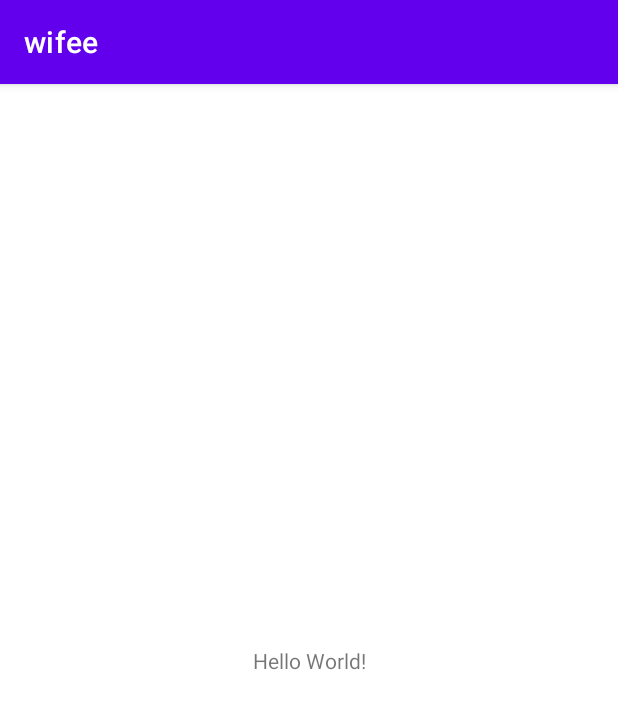
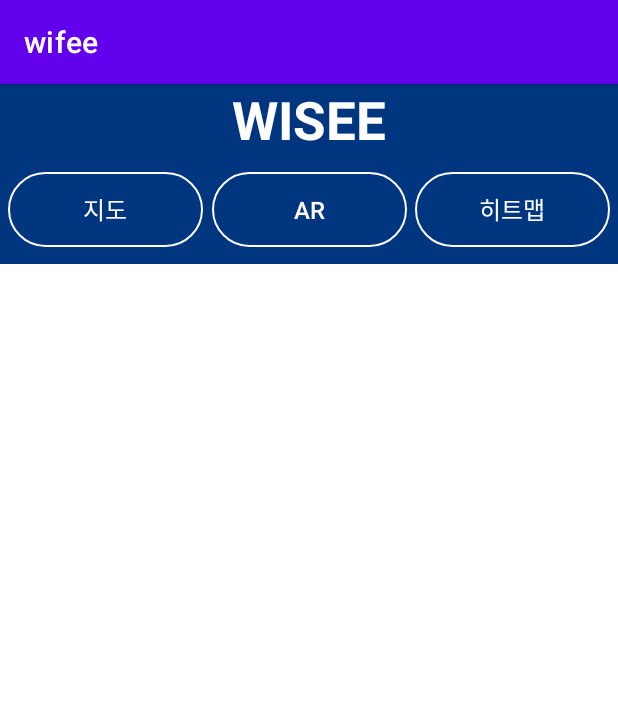
Before and after one commit to 99andrew99/wisee, an Android app: the screen it shows after launch (MainActivity), on a phone screen of 412 x 824 dp. Shown: the top 709 px of the screen. Run offline under Robolectric (Android 15) with nearby library versions, the phone set to English and light mode, and no system bars.

Commit message:
메인화면 커밋

```diff
--- /dev/null
+++ b/app/src/main/res/drawable/ar_icon.xml
@@ -0,0 +1,5 @@
+<vector android:height="30dp" android:tint="#FFFFFF"
+    android:viewportHeight="24" android:viewportWidth="24"
+    android:width="30dp" xmlns:android="http://schemas.android.com/apk/res/android">
+    <path android:fillColor="@android:color/white" android:pathData="M18.25,7.6l-5.5,-3.18c-0.46,-0.27 -1.04,-0.27 -1.5,0L5.75,7.6c-0.46,0.27 -0.75,0.76 -0.75,1.3v6.35c0,0.54 0.29,1.03 0.75,1.3l5.5,3.18c0.46,0.27 1.04,0.27 1.5,0l5.5,-3.18c0.46,-0.27 0.75,-0.76 0.75,-1.3L19,8.9c0,-0.54 -0.29,-1.03 -0.75,-1.3zM7,14.96v-4.62l4,2.32v4.61l-4,-2.31zM12,10.93L8,8.61l4,-2.31 4,2.31 -4,2.32zM13,17.27v-4.61l4,-2.32v4.62l-4,2.31zM7,2L3.5,2C2.67,2 2,2.67 2,3.5L2,7h2L4,4h3L7,2zM17,2h3.5c0.83,0 1.5,0.67 1.5,1.5L22,7h-2L20,4h-3L17,2zM7,22L3.5,22c-0.83,0 -1.5,-0.67 -1.5,-1.5L2,17h2v3h3v2zM17,22h3.5c0.83,0 1.5,-0.67 1.5,-1.5L22,17h-2v3h-3v2z"/>
+</vector>
--- /dev/null
+++ b/app/src/main/res/drawable/button_round.xml
@@ -0,0 +1,13 @@
+<shape xmlns:android="http://schemas.android.com/apk/res/android"
+    android:padding="10dp"
+    android:shape="rectangle" >
+    <solid android:color="#00FFFFFF" />
+    <stroke
+        android:width="1.5dp"
+        android:color="#FFFFFF"/>
+    <corners
+        android:bottomLeftRadius="200dp"
+        android:bottomRightRadius="200dp"
+        android:topLeftRadius="200dp"
+        android:topRightRadius="200dp" />
+</shape>
--- /dev/null
+++ b/app/src/main/res/drawable/heatmap_icon.xml
@@ -0,0 +1,5 @@
+<vector android:height="30dp" android:tint="#FFFFFF"
+    android:viewportHeight="24" android:viewportWidth="24"
+    android:width="30dp" xmlns:android="http://schemas.android.com/apk/res/android">
+    <path android:fillColor="@android:color/white" android:pathData="M20,1v3h3v2h-3v3h-2L18,6h-3L15,4h3L18,1h2zM12,13c1.1,0 2,-0.9 2,-2s-0.9,-2 -2,-2 -2,0.9 -2,2 0.9,2 2,2zM14,3.25L14,7h3v3h2.92c0.05,0.39 0.08,0.79 0.08,1.2 0,3.32 -2.67,7.25 -8,11.8 -5.33,-4.55 -8,-8.48 -8,-11.8C4,6.22 7.8,3 12,3c0.68,0 1.35,0.08 2,0.25z"/>
+</vector>
--- /dev/null
+++ b/app/src/main/res/drawable/map_icon.xml
@@ -0,0 +1,6 @@
+<vector android:height="30dp" android:tint="#FFFFFF"
+    android:viewportHeight="25" android:viewportWidth="25"
+    android:width="30dp" xmlns:android="http://schemas.android.com/apk/res/android">
+
+    <path android:fillColor="@android:color/white" android:pathData="M20.5,3l-0.16,0.03L15,5.1 9,3 3.36,4.9c-0.21,0.07 -0.36,0.25 -0.36,0.48V20.5c0,0.28 0.22,0.5 0.5,0.5l0.16,-0.03L9,18.9l6,2.1 5.64,-1.9c0.21,-0.07 0.36,-0.25 0.36,-0.48V3.5c0,-0.28 -0.22,-0.5 -0.5,-0.5zM15,19l-6,-2.11V5l6,2.11V19z"/>
+</vector>
--- a/app/src/main/res/layout/activity_main.xml
+++ b/app/src/main/res/layout/activity_main.xml
@@ -6,13 +6,98 @@
     android:layout_height="match_parent"
     tools:context=".MainActivity">
 
-    <TextView
-        android:layout_width="wrap_content"
-        android:layout_height="wrap_content"
-        android:text="Hello World!"
+    <androidx.constraintlayout.widget.ConstraintLayout
+        android:layout_width="match_parent"
+        android:layout_height="120dp"
+        android:background="#003580"
+        app:layout_constraintTop_toTopOf="parent"
+        app:layout_constraintStart_toStartOf="parent"
+        app:layout_constraintEnd_toEndOf="parent"
+        android:id="@+id/header"
+        >
+
+        <TextView
+            android:id="@+id/wisee"
+            android:layout_width="match_parent"
+            android:layout_height="wrap_content"
+            android:text="WISEE"
+            android:textColor="@color/white"
+            android:textSize="35dp"
+            android:textAlignment="center"
+            android:textStyle="bold"
+            app:layout_constraintStart_toStartOf="parent"
+            app:layout_constraintTop_toTopOf="parent"
+            app:layout_constraintEnd_toEndOf="parent"
+
+            >
+        </TextView>
+
+        <androidx.appcompat.widget.AppCompatButton
+            android:id="@+id/mapButton"
+            android:layout_width="130dp"
+            android:layout_height="50dp"
+            android:contentDescription="지도 이동"
+            android:text="지도"
+            android:textSize="16sp"
+            android:textColor="@color/white"
+            android:background="@drawable/button_round"
+            app:layout_constraintTop_toBottomOf="@id/wisee"
+            app:layout_constraintBottom_toBottomOf="parent"
+            app:layout_constraintEnd_toStartOf="@id/arButton"
+            app:layout_constraintStart_toStartOf="parent" />
+
+        <androidx.appcompat.widget.AppCompatButton
+            android:id="@+id/arButton"
+            android:layout_width="130dp"
+            android:layout_height="50dp"
+            android:contentDescription="ar 이동"
+            android:text="AR"
+            android:textColor="@color/white"
+            android:textSize="16sp"
+            android:background="@drawable/button_round"
+            app:layout_constraintTop_toBottomOf="@id/wisee"
+            app:layout_constraintBottom_toBottomOf="parent"
+            app:layout_constraintEnd_toStartOf="@id/heatmapButton"
+            app:layout_constraintStart_toEndOf="@id/mapButton" />
+
+        <androidx.appcompat.widget.AppCompatButton
+            android:id="@+id/heatmapButton"
+            android:layout_width="130dp"
+            android:layout_height="50dp"
+            android:contentDescription="히트맵 이동"
+            android:text="히트맵"
+            android:textColor="@color/white"
+            android:textSize="16sp"
+            android:background="@drawable/button_round"
+            app:layout_constraintTop_toBottomOf="@id/wisee"
+            app:layout_constraintBottom_toBottomOf="parent"
+            app:layout_constraintEnd_toEndOf="parent"
+            app:layout_constraintStart_toEndOf="@id/arButton" />
+
+
+
+
+
+    </androidx.constraintlayout.widget.ConstraintLayout>
+
+
+
+    <androidx.constraintlayout.widget.ConstraintLayout
+        android:id="@+id/mainContents"
+        android:layout_width="match_parent"
+        android:layout_height="0dp"
+        app:layout_constraintTop_toBottomOf="@+id/header"
+        app:layout_constraintStart_toStartOf="parent"
+        app:layout_constraintEnd_toEndOf="parent"
         app:layout_constraintBottom_toBottomOf="parent"
-        app:layout_constraintEnd_toEndOf="parent"
-        app:layout_constraintStart_toStartOf="parent"
-        app:layout_constraintTop_toTopOf="parent" />
+        >
+
+
+
+
+
+    </androidx.constraintlayout.widget.ConstraintLayout>
+
+
 
 </androidx.constraintlayout.widget.ConstraintLayout>
```
Also changed, not shown: 1 other file.
